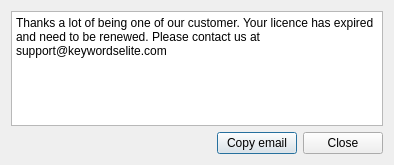
First picture: the form in customers/DialogLicenceToRenew.ui, repository icingerpower/common, before the edit.
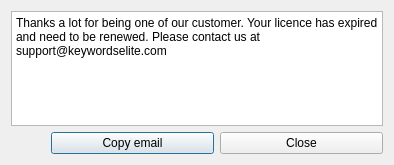
Second picture: the form after the edit.

Commit message: Improved text for a better translation.

```diff
--- a/customers/DialogLicenceToRenew.ui
+++ b/customers/DialogLicenceToRenew.ui
@@ -20,7 +20,7 @@
       <bool>true</bool>
      </property>
      <property name="plainText">
-      <string>Thanks a lot of being one of our customer. Your licence has expired and need to be renewed. Please contact us at support@keywordselite.com</string>
+      <string>Thanks a lot for being one of our customer. Your licence has expired and need to be renewed. Please contact us at support@keywordselite.com</string>
      </property>
     </widget>
    </item>
@@ -28,9 +28,6 @@
     <layout class="QHBoxLayout" name="horizontalLayout">
      <item>
       <spacer name="horizontalSpacer">
-       <property name="orientation">
-        <enum>Qt::Orientation::Horizontal</enum>
-       </property>
        <property name="sizeHint" stdset="0">
         <size>
          <width>40</width>
```
